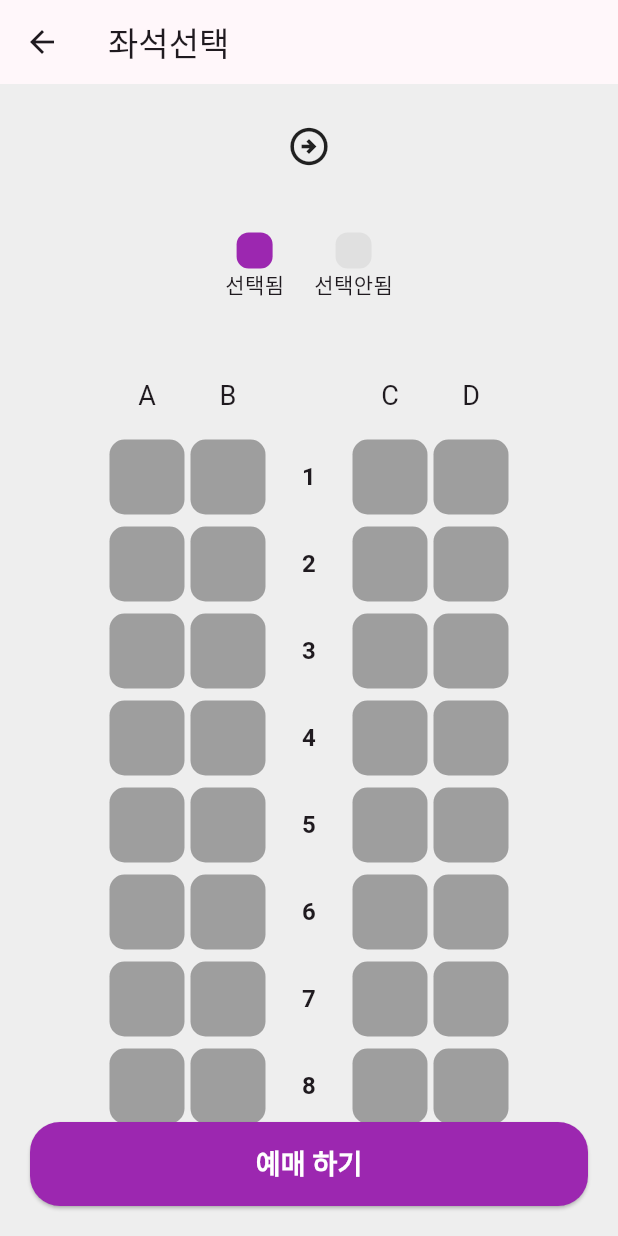
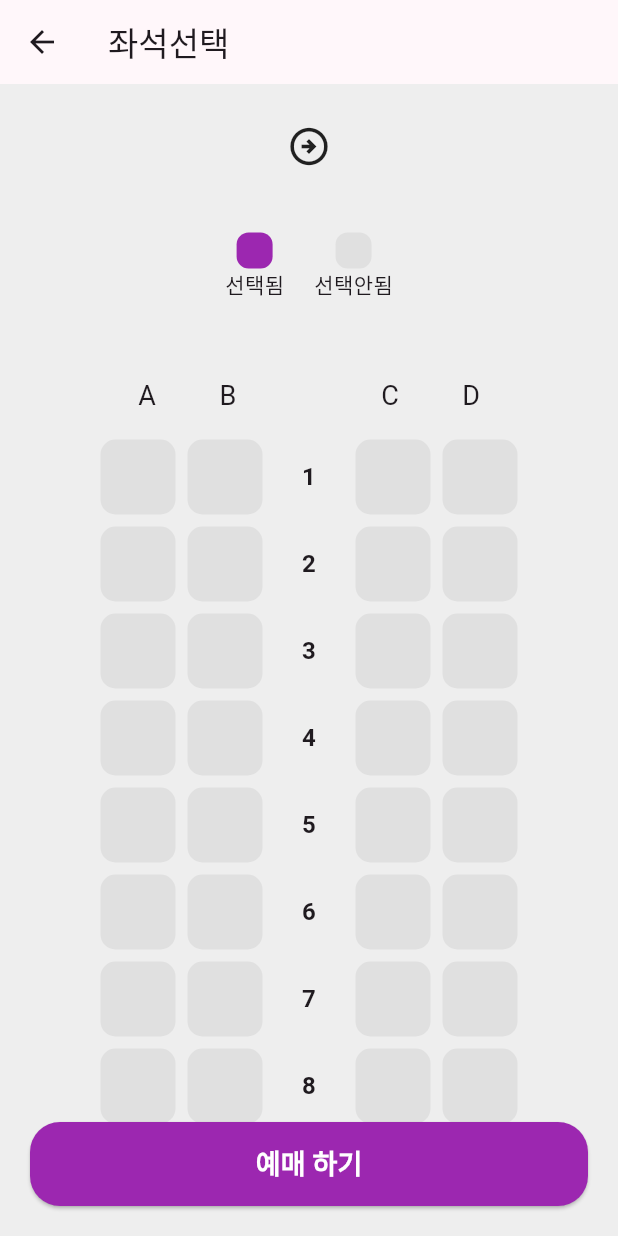
Before and after one commit to suhyunChoo/train_app, a Flutter app: the SeatPage screen opened directly with empty values, after a tap on "예매 하기", on a phone screen of 412 x 824 dp. Run offline on Flutter 3.47's test engine with Material 3 defaults, Android fonts, the phone set to English and light mode, and no system bars.

Commit message:
:bug: fix: 고침 seat 위젯

```diff
--- a/lib/seat_page.dart
+++ b/lib/seat_page.dart
@@ -109,7 +109,34 @@ class _SeatPageState extends State<SeatPage> {
                       borderRadius: BorderRadius.circular(20), // 모서리 둥글게 설정
                     ),
                   ),
-                  onPressed: () {},
+                  onPressed: () {
+                    if(widget.departure!='선택'&&widget.arrival!='선택'){
+                      onselected(selectedRow!, selectedCol!);
+                    showCupertinoDialog(context: context, builder: (context){
+                      return CupertinoAlertDialog(
+                        title: Text('예매 하시겠습니까?'),
+                        content: Text('좌석 $selectedRow - $selectedCol'),
+                        actions: [
+                          CupertinoDialogAction(
+                            isDefaultAction: true,
+                            onPressed: () {
+                              Navigator.of(context).pop();
+                            },
+                            child: Text('취소')),
+                          CupertinoDialogAction(
+                            isDestructiveAction: true,
+                            onPressed: () {
+                              Navigator.push(context, MaterialPageRoute(builder: (context){
+                                        return HomePage();
+                                      },));
+                            },
+                            child: Text('확인')),
+                        ],
+                      );
+                    });
+                    }
+
+                  },
                   child: Text("예매 하기", style: TextStyle(fontSize: 18,fontWeight: FontWeight.bold,color: Colors.white),),
                 ),
                           ),
@@ -152,7 +179,9 @@ class _SeatPageState extends State<SeatPage> {
   }
 
   Widget row(int rowNum,BuildContext context) {
-    return Row(
+    return Padding(
+      padding: const EdgeInsets.symmetric(horizontal: 40),
+      child: Row(
         mainAxisAlignment: MainAxisAlignment.center,
         crossAxisAlignment: CrossAxisAlignment.center,
         children: [
@@ -177,37 +206,16 @@ class _SeatPageState extends State<SeatPage> {
         seat(rowNum,'C',context),
         SizedBox(width: 4),
         seat(rowNum,'D',context),
-        ],);
+          ],),
+    );
   }
 
   Widget seat(int rowNum, String colNum, BuildContext context){
-    return GestureDetector(
+    return Padding(
+      padding: const EdgeInsets.symmetric(horizontal: 2),
+      child: GestureDetector(
          onTap: (){
-        if(widget.departure!='선택'&&widget.arrival!='선택'){
           onselected(rowNum, colNum);
-        showCupertinoDialog(context: context, builder: (context){
-          return CupertinoAlertDialog(
-            title: Text('예매 하시겠습니까?'),
-            content: Text('좌석 $rowNum - $colNum'),
-            actions: [
-              CupertinoDialogAction(
-                isDefaultAction: true,
-                onPressed: () {
-                  Navigator.of(context).pop();
-                },
-                child: Text('취소')),
-              CupertinoDialogAction(
-                isDestructiveAction: true,
-                onPressed: () {
-                  Navigator.push(context, MaterialPageRoute(builder: (context){
-                            return HomePage();
-                          },));
-                },
-                child: Text('확인')),
-            ],
-          );
-        });
-        }
           },
           child: Container(
             height: 50,
@@ -215,9 +223,11 @@ class _SeatPageState extends State<SeatPage> {
             decoration: BoxDecoration(
               color: rowNum==selectedRow && colNum == selectedCol
                   ? Colors.purple
-              : Colors.grey,
+                  : Colors.grey[300]!,
               borderRadius: BorderRadius.circular(10),
-          ),),
+              ),
+            ),
+      ),
     );
   }
 }
```
Lines whose indentation alone changed are shown as unchanged.
